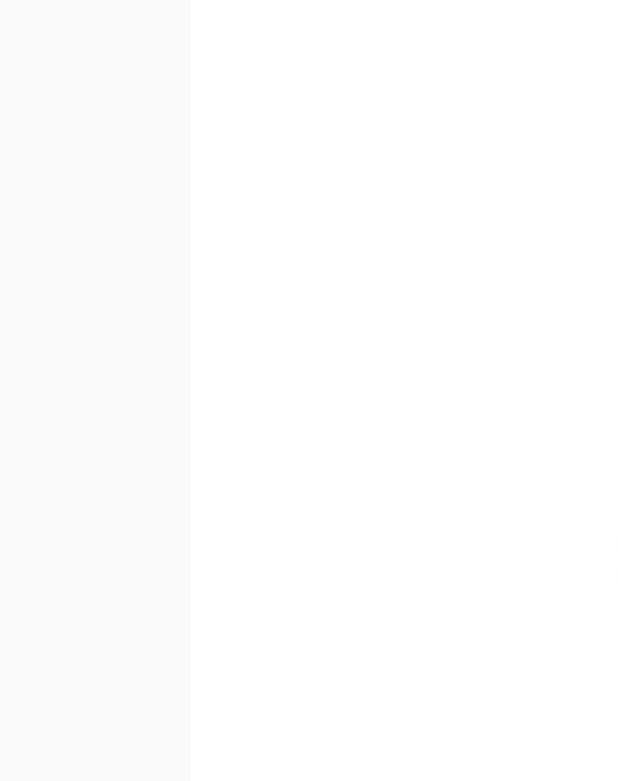
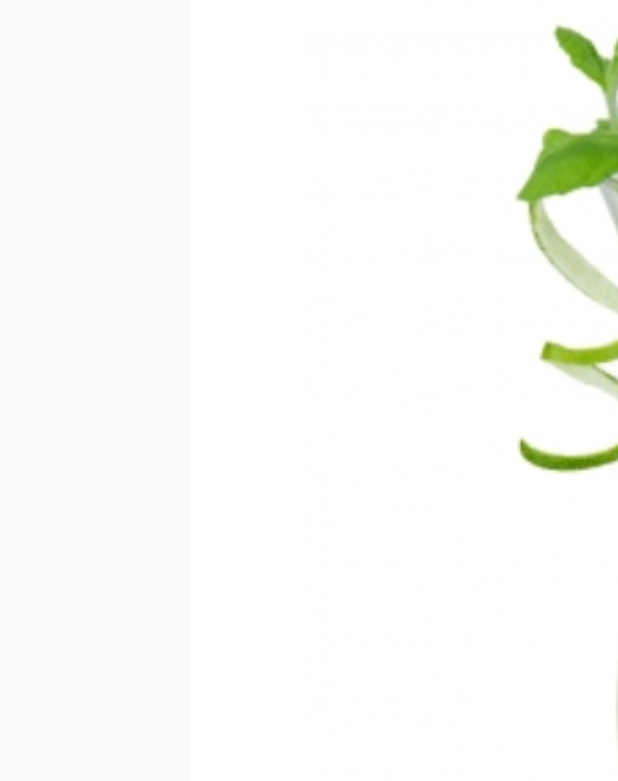
Before and after one commit to Kledzior/SpisKoktajli, an Android app built with Jetpack Compose: the first screen one second after launch (MainActivity), on a phone screen of 412 x 824 dp. Before the commit the part shown is empty. Shown: the top 781 px of the screen. Run offline under Robolectric (Android 15) with nearby library versions, the phone set to English and light mode, and no system bars.

Commit message:
Poprawiono Animacje

```diff
--- a/app/src/main/java/com/example/mobilecocktails/MainActivity.kt
+++ b/app/src/main/java/com/example/mobilecocktails/MainActivity.kt
@@ -418,7 +418,7 @@ fun LoadingScreen(navController: NavController)
         listOf("Cosmopolitan", "Whiskey Sour", "Piña Colada", "Mai Tai","Daiquiri", "Manhattan","Mojito", "Gin Fizz", "Caipirinha", "Long Island Iced Tea","Negroni", "Bloody Mary", "Tequila Sunrise","Espresso Martini","★Virgin Mojito★", "★Shirley Temple★", "★Lemonade★")
     }
 
-    val uniqueRandomList = (0..allCocktails.size).shuffled().take(3)
+    val uniqueRandomList = (0..allCocktails.size-1).shuffled().take(3)
     var vCounter by remember { mutableStateOf(0) }
     val imageResIds = remember {
         allCocktails.mapNotNull { cocktail ->
@@ -451,6 +451,7 @@ fun LoadingScreen(navController: NavController)
 
             if (vCounter < 2) {
                 vCounter += 1
+
                 currentImageIndex = uniqueRandomList[vCounter]
             } else {
                 navController.navigate("splashScreen") {
```
